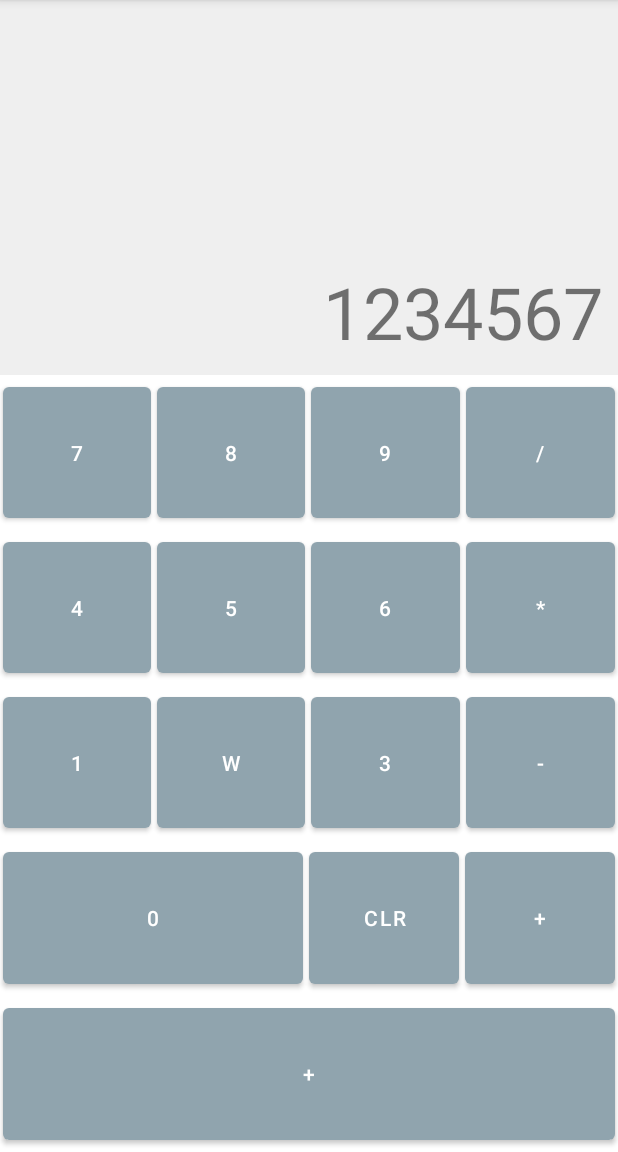
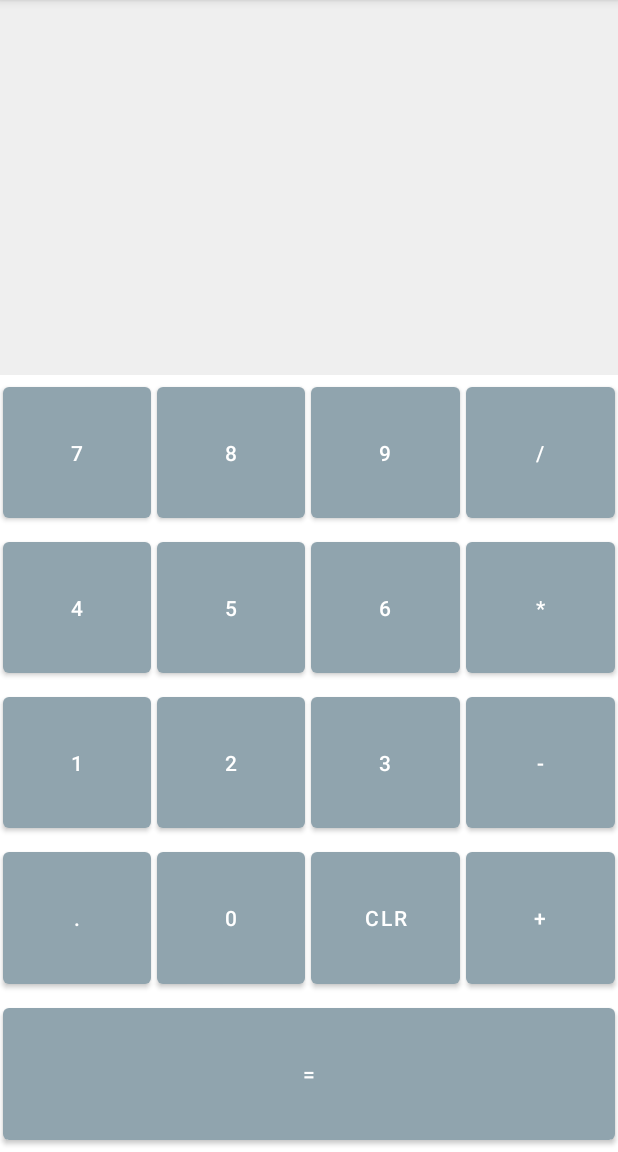
Before and after one commit to Onrwir/Calculator, an Android app: the screen it shows after launch (MainActivity), on a phone screen of 412 x 824 dp, the part 84-1236 px from its top. Run offline under Robolectric (Android 15) with nearby library versions, the phone set to English and light mode, and no system bars.

Commit message:
End of lesson 98

```diff
--- a/app/src/main/res/layout/activity_main.xml
+++ b/app/src/main/res/layout/activity_main.xml
@@ -13,7 +13,6 @@
         android:layout_height="250dp"
         android:background="@color/light_grey"
         android:padding="10dp"
-        android:text="@string/testData"
         android:textSize="48sp"
         android:gravity="end|bottom"/>
 
@@ -30,6 +29,7 @@
             android:layout_height="match_parent"
             android:layout_weight="1"
             android:text="7"
+            android:onClick="onClick"
             />
         <Button
             android:id="@+id/btnEight"
@@ -38,6 +38,7 @@
             android:layout_height="match_parent"
             android:layout_weight="1"
             android:text="8"
+            android:onClick="onClick"
             />
         <Button
             android:id="@+id/btnNine"
@@ -46,6 +47,7 @@
             android:layout_height="match_parent"
             android:layout_weight="1"
             android:text="9"
+            android:onClick="onClick"
             />
         <Button
             android:id="@+id/btnDivide"
@@ -54,6 +56,7 @@
             android:layout_height="match_parent"
             android:layout_weight="1"
             android:text="/"
+            android:onClick="onClick"
             />
 
 
@@ -71,6 +74,7 @@
             android:layout_height="match_parent"
             android:layout_weight="1"
             android:text="4"
+            android:onClick="onClick"
             />
         <Button
             android:id="@+id/btnFive"
@@ -79,14 +83,16 @@
             android:layout_height="match_parent"
             android:layout_weight="1"
             android:text="5"
+            android:onClick="onClick"
             />
         <Button
-            android:id="@+id/Six"
+            android:id="@+id/btnSix"
             android:layout_margin="2dp"
             android:layout_width="0dp"
             android:layout_height="match_parent"
             android:layout_weight="1"
             android:text="6"
+            android:onClick="onClick"
             />
         <Button
             android:id="@+id/btnMultiply"
@@ -95,6 +101,7 @@
             android:layout_height="match_parent"
             android:layout_weight="1"
             android:text="*"
+            android:onClick="onClick"
             />
 
 
@@ -112,6 +119,7 @@
             android:layout_height="match_parent"
             android:layout_weight="1"
             android:text="1"
+            android:onClick="onClick"
             />
         <Button
             android:id="@+id/btnTwo"
@@ -119,7 +127,8 @@
             android:layout_width="0dp"
             android:layout_height="match_parent"
             android:layout_weight="1"
-            android:text="w"
+            android:text="2"
+            android:onClick="onClick"
             />
         <Button
             android:id="@+id/btnThree"
@@ -128,6 +137,7 @@
             android:layout_height="match_parent"
             android:layout_weight="1"
             android:text="3"
+            android:onClick="onClick"
             />
         <Button
             android:id="@+id/btnSubtract"
@@ -136,6 +146,7 @@
             android:layout_height="match_parent"
             android:layout_weight="1"
             android:text="-"
+            android:onClick="onClick"
             />
     </LinearLayout>
     <LinearLayout
@@ -145,12 +156,22 @@
         android:orientation="horizontal"
         >
         <Button
+            android:id="@+id/btnDot"
+            android:layout_margin="2dp"
+            android:layout_width="0dp"
+            android:layout_height="match_parent"
+            android:layout_weight="1"
+            android:text="."
+            android:onClick="onClick"
+            />
+        <Button
             android:id="@+id/btnZero"
             android:layout_margin="2dp"
             android:layout_width="0dp"
             android:layout_height="match_parent"
-            android:layout_weight="2"
+            android:layout_weight="1"
             android:text="0"
+            android:onClick="onClick"
             />
         <Button
             android:id="@+id/btnCLR"
@@ -159,7 +180,9 @@
             android:layout_height="match_parent"
             android:layout_weight="1"
             android:text="CLR"
+            android:onClick="onClick"
             />
+
         <Button
             android:id="@+id/btnAdd"
             android:layout_margin="2dp"
@@ -167,6 +190,7 @@
             android:layout_height="match_parent"
             android:layout_weight="1"
             android:text="+"
+            android:onClick="onClick"
             />
 
 
@@ -183,7 +207,7 @@
             android:layout_width="0dp"
             android:layout_height="match_parent"
             android:layout_weight="1"
-            android:text="+"
+            android:text="="
             />
 
 
--- a/app/src/main/res/values/calculator.xml
+++ b/app/src/main/res/values/calculator.xml
@@ -1,6 +1,6 @@
 <?xml version="1.0" encoding="utf-8"?>
 <resources>
-    <string name="testData">1234567</string>
+    <string name="testData">123456</string>
 
 
 </resources>
```
Also changed, not shown: app/src/main/java/pl/onrwir/mycalculator/MainActivity.kt (+45 -23 lines).
